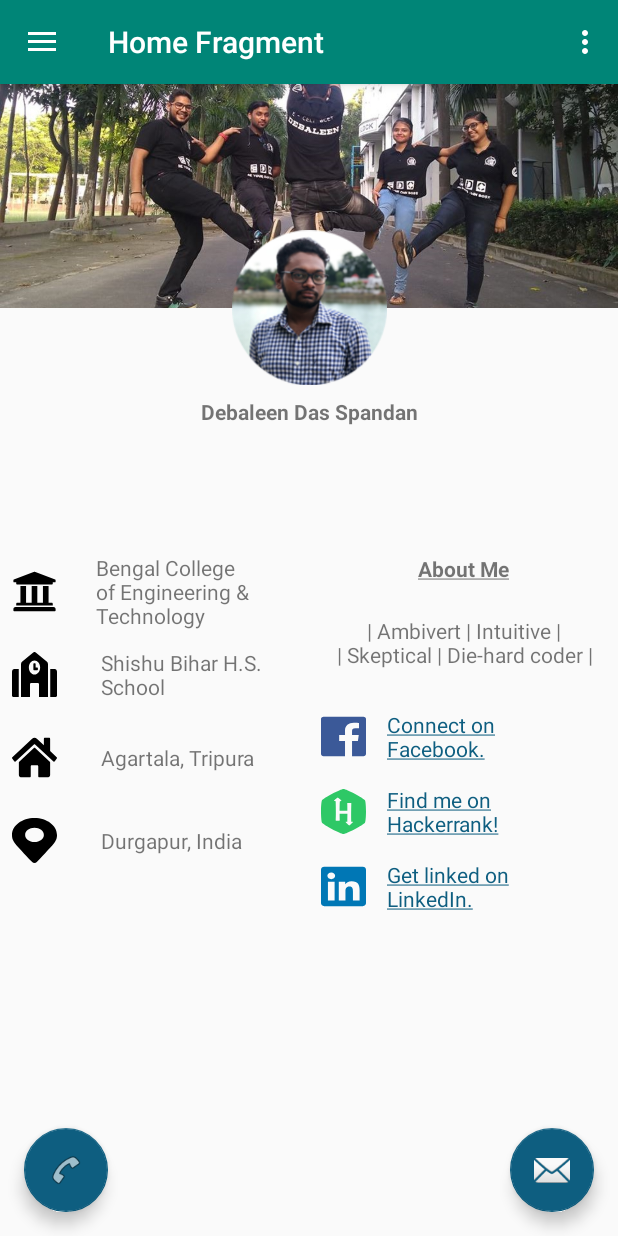
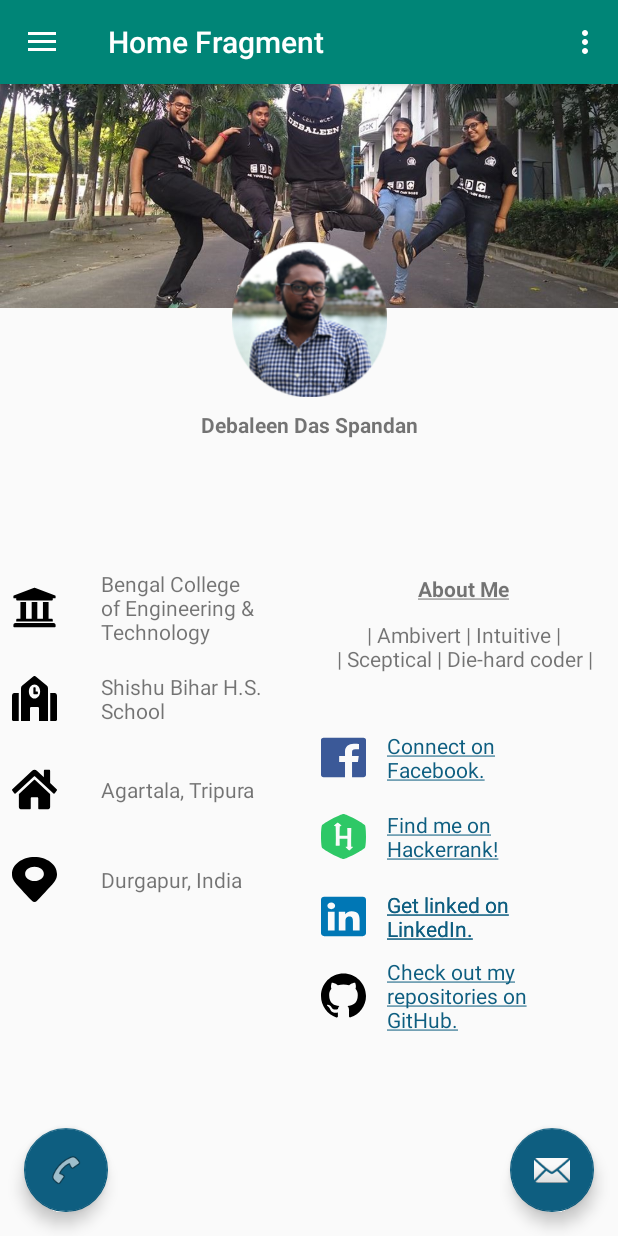
Before and after one commit to the-it-weirdo/ResumeApp-Android, an Android app: the fragment Home placed in its activity, on a phone screen of 412 x 824 dp. Run offline under Robolectric (Android 15) with nearby library versions, the phone set to English and light mode, and no system bars.

Commit message:
Link to GitHub added in home fragment. Fixed issues in Home Fragment layout.

```diff
--- a/app/src/main/java/com/example/kingominho/Home.java
+++ b/app/src/main/java/com/example/kingominho/Home.java
@@ -92,10 +92,13 @@ public class Home extends Fragment {
         TextView facebook = (TextView)getView().findViewById(R.id.textView9);
         TextView linkedin = (TextView)getView().findViewById(R.id.textView10);
         TextView hackerrank = (TextView)getView().findViewById(R.id.textView11);
+        TextView github = (TextView)getView().findViewById(R.id.textView13);
+
 
         facebook.setMovementMethod(LinkMovementMethod.getInstance());
         linkedin.setMovementMethod(LinkMovementMethod.getInstance());
         hackerrank.setMovementMethod(LinkMovementMethod.getInstance());
+        github.setMovementMethod(LinkMovementMethod.getInstance());
 
         FloatingActionButton fabMail = getView().findViewById(R.id.fabMail);
         fabMail.setOnClickListener(new View.OnClickListener() {
--- /dev/null
+++ b/app/src/main/res/drawable/ic_github.xml
@@ -0,0 +1,9 @@
+<vector xmlns:android="http://schemas.android.com/apk/res/android"
+    android:width="24dp"
+    android:height="24dp"
+    android:viewportWidth="24"
+    android:viewportHeight="24">
+  <path
+      android:fillColor="#FF000000"
+      android:pathData="M12,0.297c-6.63,0 -12,5.373 -12,12 0,5.303 3.438,9.8 8.205,11.385 0.6,0.113 0.82,-0.258 0.82,-0.577 0,-0.285 -0.01,-1.04 -0.015,-2.04 -3.338,0.724 -4.042,-1.61 -4.042,-1.61C4.422,18.07 3.633,17.7 3.633,17.7c-1.087,-0.744 0.084,-0.729 0.084,-0.729 1.205,0.084 1.838,1.236 1.838,1.236 1.07,1.835 2.809,1.305 3.495,0.998 0.108,-0.776 0.417,-1.305 0.76,-1.605 -2.665,-0.3 -5.466,-1.332 -5.466,-5.93 0,-1.31 0.465,-2.38 1.235,-3.22 -0.135,-0.303 -0.54,-1.523 0.105,-3.176 0,0 1.005,-0.322 3.3,1.23 0.96,-0.267 1.98,-0.399 3,-0.405 1.02,0.006 2.04,0.138 3,0.405 2.28,-1.552 3.285,-1.23 3.285,-1.23 0.645,1.653 0.24,2.873 0.12,3.176 0.765,0.84 1.23,1.91 1.23,3.22 0,4.61 -2.805,5.625 -5.475,5.92 0.42,0.36 0.81,1.096 0.81,2.22 0,1.606 -0.015,2.896 -0.015,3.286 0,0.315 0.21,0.69 0.825,0.57C20.565,22.092 24,17.592 24,12.297c0,-6.627 -5.373,-12 -12,-12"/>
+</vector>
--- a/app/src/main/res/layout/fragment_home.xml
+++ b/app/src/main/res/layout/fragment_home.xml
@@ -43,7 +43,7 @@
             android:orientation="horizontal"
             app:layout_constraintBottom_toBottomOf="parent"
             app:layout_constraintEnd_toEndOf="parent"
-            app:layout_constraintGuide_begin="298dp"
+            app:layout_constraintGuide_percent="0.40902874"
             app:layout_constraintStart_toStartOf="parent"
             app:layout_constraintTop_toTopOf="parent" />
 
@@ -52,10 +52,10 @@
             android:layout_width="wrap_content"
             android:layout_height="wrap_content"
             android:orientation="vertical"
-            app:layout_constraintGuide_percent="0.5"
             app:layout_constraintBottom_toBottomOf="parent"
             app:layout_constraintEnd_toEndOf="parent"
             app:layout_constraintGuide_begin="0dp"
+            app:layout_constraintGuide_percent="0.5"
             app:layout_constraintStart_toStartOf="parent"
             app:layout_constraintTop_toTopOf="parent" />
 
@@ -77,16 +77,16 @@
             android:layout_height="wrap_content"
             android:layout_marginStart="8dp"
             android:layout_marginLeft="8dp"
-            android:layout_marginTop="80dp"
+            android:layout_marginTop="8dp"
             android:layout_marginEnd="8dp"
             android:layout_marginRight="8dp"
             android:layout_marginBottom="8dp"
             android:text="@string/aboutMe"
             android:textStyle="bold"
-            app:layout_constraintBottom_toTopOf="@+id/textView8"
+            app:layout_constraintBottom_toTopOf="@+id/guideline2"
             app:layout_constraintEnd_toEndOf="parent"
             app:layout_constraintStart_toStartOf="@+id/guideline3"
-            app:layout_constraintTop_toBottomOf="@+id/textView2" />
+            app:layout_constraintTop_toTopOf="@+id/guideline4" />
 
         <TextView
             android:id="@+id/textView8"
@@ -119,17 +119,15 @@
             android:layout_height="30dp"
             android:layout_marginStart="8dp"
             android:layout_marginLeft="8dp"
-            android:layout_marginTop="30dp"
+            android:layout_marginTop="8dp"
             android:layout_marginEnd="8dp"
             android:layout_marginRight="8dp"
-            android:layout_marginBottom="8dp"
             android:src="@drawable/ic_facebook"
-            app:layout_constraintBottom_toBottomOf="parent"
+            app:layout_constraintBottom_toTopOf="@+id/imageView5"
             app:layout_constraintEnd_toEndOf="parent"
             app:layout_constraintHorizontal_bias="0.0"
             app:layout_constraintStart_toStartOf="@+id/guideline3"
-            app:layout_constraintTop_toBottomOf="@+id/textView8"
-            app:layout_constraintVertical_bias="0.0" />
+            app:layout_constraintTop_toTopOf="@+id/guideline2" />
 
         <TextView
             android:id="@+id/textView9"
@@ -151,17 +149,13 @@
             android:layout_height="30dp"
             android:layout_marginStart="8dp"
             android:layout_marginLeft="8dp"
-            android:layout_marginTop="20dp"
             android:layout_marginEnd="8dp"
             android:layout_marginRight="8dp"
-            android:layout_marginBottom="8dp"
             android:src="@drawable/ic_hackerrank"
-            app:layout_constraintBottom_toBottomOf="parent"
-            app:layout_constraintEnd_toEndOf="parent"
-            app:layout_constraintHorizontal_bias="0.0"
-            app:layout_constraintStart_toStartOf="@+id/guideline3"
-            app:layout_constraintTop_toBottomOf="@+id/imageView4"
-            app:layout_constraintVertical_bias="0.0" />
+            app:layout_constraintBottom_toTopOf="@+id/imageView6"
+            app:layout_constraintEnd_toEndOf="@+id/imageView4"
+            app:layout_constraintStart_toStartOf="@+id/imageView4"
+            app:layout_constraintTop_toBottomOf="@+id/imageView4" />
 
         <TextView
             android:id="@+id/textView11"
@@ -183,20 +177,30 @@
             android:layout_height="30dp"
             android:layout_marginStart="8dp"
             android:layout_marginLeft="8dp"
-            android:layout_marginTop="20dp"
             android:layout_marginEnd="8dp"
             android:layout_marginRight="8dp"
-            android:layout_marginBottom="8dp"
             android:src="@drawable/ic_linkedin"
-            app:layout_constraintBottom_toBottomOf="parent"
-            app:layout_constraintEnd_toEndOf="parent"
-            app:layout_constraintHorizontal_bias="0.0"
-            app:layout_constraintStart_toStartOf="@+id/guideline3"
-            app:layout_constraintTop_toBottomOf="@+id/imageView5"
-            app:layout_constraintVertical_bias="0.0" />
+            app:layout_constraintBottom_toTopOf="@+id/imageView11"
+            app:layout_constraintEnd_toEndOf="@+id/imageView5"
+            app:layout_constraintStart_toStartOf="@+id/imageView5"
+            app:layout_constraintTop_toBottomOf="@+id/imageView5" />
 
         <TextView
             android:id="@+id/textView10"
+            android:layout_width="140dp"
+            android:layout_height="wrap_content"
+            android:layout_marginStart="8dp"
+            android:layout_marginLeft="8dp"
+            android:layout_marginEnd="8dp"
+            android:layout_marginRight="8dp"
+            android:text="@string/linkedin_url"
+            app:layout_constraintBottom_toBottomOf="@+id/imageView6"
+            app:layout_constraintEnd_toEndOf="parent"
+            app:layout_constraintStart_toEndOf="@+id/imageView6"
+            app:layout_constraintTop_toTopOf="@+id/imageView6" />
+
+        <TextView
+            android:id="@+id/textView12"
             android:layout_width="140dp"
             android:layout_height="wrap_content"
             android:layout_marginStart="8dp"
@@ -215,16 +219,15 @@
             android:layout_height="30dp"
             android:layout_marginStart="8dp"
             android:layout_marginLeft="8dp"
-            android:layout_marginTop="95dp"
+            android:layout_marginTop="20dp"
             android:layout_marginEnd="8dp"
             android:layout_marginRight="8dp"
-            android:layout_marginBottom="8dp"
             android:src="@drawable/ic_university"
-            app:layout_constraintBottom_toBottomOf="parent"
+            app:layout_constraintBottom_toTopOf="@+id/guideline7"
             app:layout_constraintEnd_toStartOf="@+id/guideline3"
             app:layout_constraintHorizontal_bias="0.0"
             app:layout_constraintStart_toStartOf="parent"
-            app:layout_constraintTop_toBottomOf="@+id/textView2"
+            app:layout_constraintTop_toTopOf="@+id/guideline"
             app:layout_constraintVertical_bias="0.0" />
 
         <TextView
@@ -238,7 +241,6 @@
             android:text="@string/university"
             app:layout_constraintBottom_toBottomOf="@+id/imageView7"
             app:layout_constraintEnd_toStartOf="@+id/guideline3"
-            app:layout_constraintHorizontal_bias="0.418"
             app:layout_constraintStart_toEndOf="@+id/imageView7"
             app:layout_constraintTop_toTopOf="@+id/imageView7"
             app:layout_constraintVertical_bias="0.521" />
@@ -247,19 +249,12 @@
             android:id="@+id/imageView8"
             android:layout_width="30dp"
             android:layout_height="30dp"
-            android:layout_marginStart="8dp"
-            android:layout_marginLeft="8dp"
-            android:layout_marginTop="25dp"
-            android:layout_marginEnd="8dp"
-            android:layout_marginRight="8dp"
-            android:layout_marginBottom="8dp"
             android:src="@drawable/ic_school"
-            app:layout_constraintBottom_toBottomOf="parent"
-            app:layout_constraintEnd_toStartOf="@+id/guideline3"
-            app:layout_constraintHorizontal_bias="0.0"
-            app:layout_constraintStart_toStartOf="parent"
+            app:layout_constraintBottom_toTopOf="@+id/imageView9"
+            app:layout_constraintEnd_toEndOf="@+id/imageView7"
+            app:layout_constraintStart_toStartOf="@+id/imageView7"
             app:layout_constraintTop_toBottomOf="@+id/imageView7"
-            app:layout_constraintVertical_bias="0.0" />
+            app:layout_constraintVertical_bias="1.0" />
 
         <TextView
             android:id="@+id/textView4"
@@ -274,7 +269,6 @@
             app:layout_constraintEnd_toStartOf="@+id/guideline3"
             app:layout_constraintStart_toEndOf="@+id/imageView8"
             app:layout_constraintTop_toTopOf="@+id/imageView8" />
-
 
 
         <com.google.android.material.floatingactionbutton.FloatingActionButton
@@ -321,19 +315,11 @@
             android:id="@+id/imageView9"
             android:layout_width="30dp"
             android:layout_height="30dp"
-            android:layout_marginStart="8dp"
-            android:layout_marginLeft="8dp"
-            android:layout_marginTop="25dp"
-            android:layout_marginEnd="8dp"
-            android:layout_marginRight="8dp"
-            android:layout_marginBottom="8dp"
             android:src="@drawable/ic_home"
-            app:layout_constraintBottom_toBottomOf="parent"
-            app:layout_constraintEnd_toStartOf="@+id/guideline3"
-            app:layout_constraintHorizontal_bias="0.0"
-            app:layout_constraintStart_toStartOf="parent"
-            app:layout_constraintTop_toBottomOf="@+id/imageView8"
-            app:layout_constraintVertical_bias="0.0" />
+            app:layout_constraintBottom_toTopOf="@+id/imageView10"
+            app:layout_constraintEnd_toEndOf="@+id/imageView8"
+            app:layout_constraintStart_toStartOf="@+id/imageView8"
+            app:layout_constraintTop_toBottomOf="@+id/imageView8" />
 
         <TextView
             android:id="@+id/textView5"
@@ -353,19 +339,12 @@
             android:id="@+id/imageView10"
             android:layout_width="30dp"
             android:layout_height="30dp"
-            android:layout_marginStart="8dp"
-            android:layout_marginLeft="8dp"
-            android:layout_marginTop="25dp"
-            android:layout_marginEnd="8dp"
-            android:layout_marginRight="8dp"
-            android:layout_marginBottom="8dp"
             android:src="@drawable/ic_map_marker_alt"
-            app:layout_constraintBottom_toBottomOf="parent"
-            app:layout_constraintEnd_toStartOf="@+id/guideline3"
-            app:layout_constraintHorizontal_bias="0.0"
-            app:layout_constraintStart_toStartOf="parent"
+            app:layout_constraintBottom_toTopOf="@+id/guideline7"
+            app:layout_constraintEnd_toEndOf="@+id/imageView9"
+            app:layout_constraintStart_toStartOf="@+id/imageView9"
             app:layout_constraintTop_toBottomOf="@+id/imageView9"
-            app:layout_constraintVertical_bias="0.0" />
+            app:layout_constraintVertical_bias="1.0" />
 
         <TextView
             android:id="@+id/textView6"
@@ -381,6 +360,56 @@
             app:layout_constraintStart_toEndOf="@+id/imageView10"
             app:layout_constraintTop_toTopOf="@+id/imageView10" />
 
+        <ImageView
+            android:id="@+id/imageView11"
+            android:layout_width="30dp"
+            android:layout_height="30dp"
+            android:layout_marginStart="8dp"
+            android:layout_marginLeft="8dp"
+            android:layout_marginEnd="8dp"
+            android:layout_marginRight="8dp"
+            android:layout_marginBottom="8dp"
+            android:src="@drawable/ic_github"
+            app:layout_constraintBottom_toTopOf="@+id/guideline6"
+            app:layout_constraintEnd_toEndOf="@+id/imageView6"
+            app:layout_constraintStart_toStartOf="@+id/imageView6"
+            app:layout_constraintTop_toBottomOf="@+id/imageView6" />
+
+        <TextView
+            android:id="@+id/textView13"
+            android:layout_width="140dp"
+            android:layout_height="wrap_content"
+            android:layout_marginStart="8dp"
+            android:layout_marginLeft="8dp"
+            android:layout_marginEnd="8dp"
+            android:layout_marginRight="8dp"
+            android:text="@string/github_url"
+            app:layout_constraintBottom_toBottomOf="@+id/imageView11"
+            app:layout_constraintEnd_toEndOf="parent"
+            app:layout_constraintStart_toEndOf="@+id/imageView11"
+            app:layout_constraintTop_toTopOf="@+id/imageView11" />
+
+        <androidx.constraintlayout.widget.Guideline
+            android:id="@+id/guideline4"
+            android:layout_width="wrap_content"
+            android:layout_height="wrap_content"
+            android:orientation="horizontal"
+            app:layout_constraintGuide_percent="0.35" />
+
+        <androidx.constraintlayout.widget.Guideline
+            android:id="@+id/guideline6"
+            android:layout_width="wrap_content"
+            android:layout_height="wrap_content"
+            android:orientation="horizontal"
+            app:layout_constraintGuide_percent="0.8508892" />
+
+        <androidx.constraintlayout.widget.Guideline
+            android:id="@+id/guideline7"
+            android:layout_width="wrap_content"
+            android:layout_height="wrap_content"
+            android:orientation="horizontal"
+            app:layout_constraintGuide_percent="0.75" />
+
 
     </androidx.constraintlayout.widget.ConstraintLayout>
 
--- a/app/src/main/res/values/strings.xml
+++ b/app/src/main/res/values/strings.xml
@@ -24,12 +24,13 @@
     <string name="hello_blank_fragment">Hello blank fragment</string>
 
     <!-- Home -->
-    <string name="myAbout">| Ambivert | Intuitive |\n| Skeptical | Die-hard coder |</string>
+    <string name="myAbout">| Ambivert | Intuitive |\n| Sceptical | Die-hard coder |</string>
     <string name="aboutMe"><u>About Me</u></string>
 
-    <string name="hackerrank_url"><a href="https://www.hackerrank.com/ddsmegh4">Find me on Hackerrank!</a></string>
-    <string name="facebook_url"><a href="https://www.facebook.com/debaleen.spandan">Connect on Facebook.</a></string>
+    <string name="hackerrank_url"><a href="https://www.hackerrank.com/the_it_weirdo/">Find me on Hackerrank!</a></string>
+    <string name="facebook_url"><a href="https://www.facebook.com/the.it.weirdo/">Connect on Facebook.</a></string>
     <string name="linkedin_url"><a href="https://www.linkedin.com/in/the-it-weirdo/">Get linked on LinkedIn.</a></string>
+    <string name="github_url"><a href="https://github.com/the-it-weirdo/">Check out my repositories on GitHub.</a></string>
 
     <string name="school">Shishu Bihar H.S. School</string>
     <string name="university">Bengal College of Engineering &amp; Technology</string>
```
